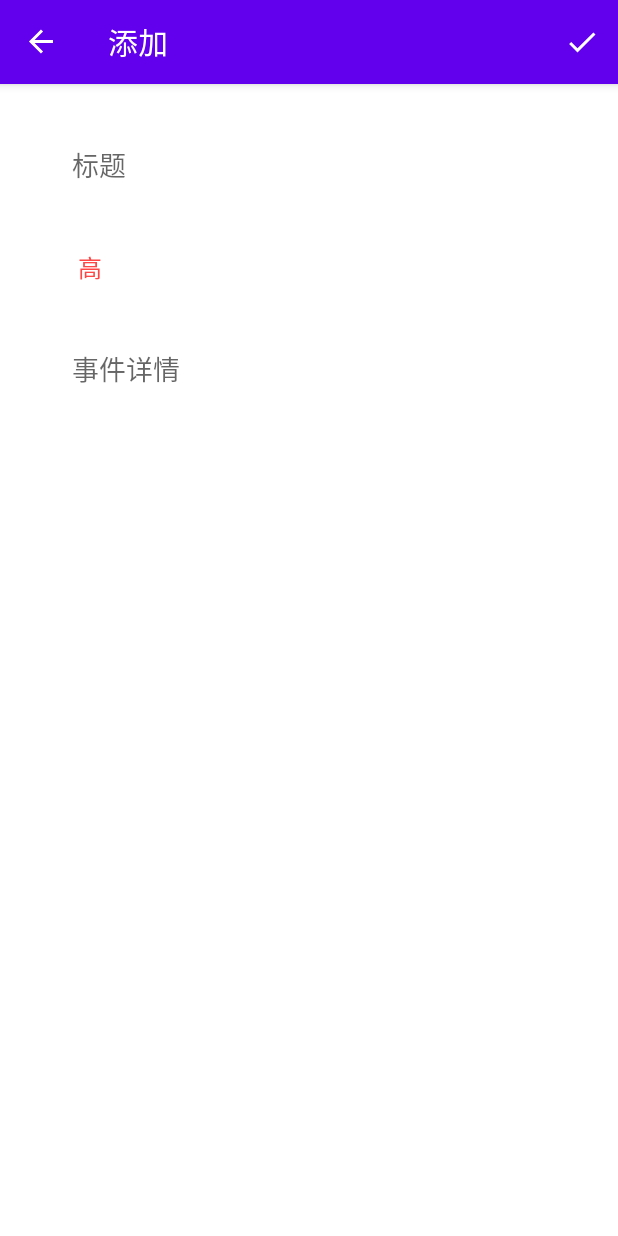
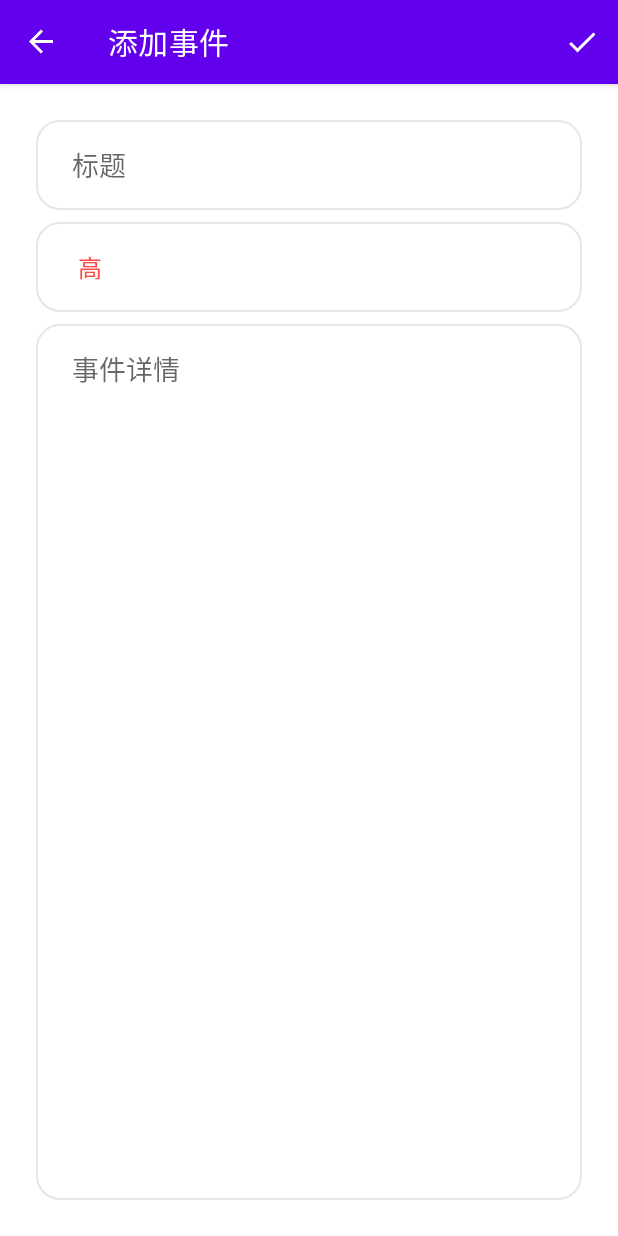
Before and after one commit to JiaWPeng/Android, an Android app: the AddFragment screen opened through its navigation route, on a phone screen of 412 x 824 dp. Run offline under Robolectric (Android 15) with nearby library versions, the phone set to English and light mode, and no system bars; our stand-ins replace Room's generated code, data binding, navigation-ui; libraries missing offline, so code that uses them is left out: jp.wasabeef.recyclerview; 4 statements that could not run were skipped.

Commit message:
适配暗黑模式

```diff
--- a/MyToDo/app/src/main/java/com/example/mytodo/fragments/list/ListFragment.kt
+++ b/MyToDo/app/src/main/java/com/example/mytodo/fragments/list/ListFragment.kt
@@ -6,9 +6,11 @@ import android.view.*
 import androidx.appcompat.widget.SearchView
 //import android.widget.SearchView
 import android.widget.Toast
+import androidx.appcompat.app.AppCompatDelegate
 import androidx.fragment.app.Fragment
 import androidx.fragment.app.viewModels
 import androidx.lifecycle.Observer
+import androidx.navigation.fragment.findNavController
 import androidx.recyclerview.widget.*
 import com.example.mytodo.R
 import com.example.mytodo.data.models.ToDoData
@@ -40,9 +42,13 @@ class ListFragment : Fragment(),SearchView.OnQueryTextListener {
         binding.lifecycleOwner = this
         binding.mShareViewModel = mShareViewModel
 
-        // 设置RecyclerView
+        // 设置布局
         setRecyclerView()
 
+
+        binding.button.setOnClickListener {
+            findNavController().navigate(R.id.action_listFragment_to_settingsFragment)
+        }
         // Observer LiveData 实时监测数据
         mToDoViewModel.getAllData.observe(viewLifecycleOwner, Observer {
             mShareViewModel.checkdataempty(it)
@@ -134,6 +140,7 @@ class ListFragment : Fragment(),SearchView.OnQueryTextListener {
     override fun onOptionsItemSelected(item: MenuItem): Boolean {
         when(item.itemId){
             R.id.menu_del_all -> delall()
+            R.id.menu_night -> mToDoViewModel.sortHigt.observe(this,{ AppCompatDelegate.MODE_NIGHT_YES})
             R.id.menu_sort_high -> mToDoViewModel.sortHigt.observe(this, Observer { adapter.setData(it) })
             R.id.menu_sort_low -> mToDoViewModel.sortLow.observe(this,Observer{ adapter.setData(it) })
         }
--- a/MyToDo/app/src/main/java/com/example/mytodo/fragments/update/UpdateFragment.kt
+++ b/MyToDo/app/src/main/java/com/example/mytodo/fragments/update/UpdateFragment.kt
@@ -20,7 +20,7 @@ import kotlinx.android.synthetic.main.fragment_update.view.*
 
 class UpdateFragment : Fragment() {
 
-    // 获取数据流
+    // 获取ListFragment点击itme的数据流
     private val args by navArgs<UpdateFragmentArgs>()
     //
     private val mShareViewModel: ShareViewModel by viewModels()
@@ -39,6 +39,7 @@ class UpdateFragment : Fragment() {
         // binding
         // val view = inflater.inflate(R.layout.fragment_update, container, false)
         _binding = FragmentUpdateBinding.inflate(inflater,container,false)
+        // 绑定修改界面的数据
         binding.args = args
         // 显示菜单
         setHasOptionsMenu(true)
--- a/MyToDo/app/src/main/res/drawable/item_background.xml
+++ b/MyToDo/app/src/main/res/drawable/item_background.xml
@@ -3,6 +3,6 @@
 
     <solid android:color="@color/white"/>
     <stroke android:width="1dp" android:color="@color/lightGray"/>
-    <corners android:radius="16dp"/>
+    <corners android:radius="15dp"/>
 
 </shape>
--- a/MyToDo/app/src/main/res/drawable/up_input.xml
+++ b/MyToDo/app/src/main/res/drawable/up_input.xml
@@ -6,7 +6,7 @@
         <shape android:shape="rectangle">
             <solid android:color="@color/white"/>
             <stroke android:width="1dp" android:color="@color/colorPrimary"/>
-            <corners android:radius="5dp"/>
+            <corners android:radius="15dp"/>
         </shape>
     </item>
 
@@ -15,7 +15,8 @@
         <shape android:shape="rectangle">
             <solid android:color="@color/white"/>
             <stroke android:width="1dp" android:color="@color/lightGray"/>
-            <corners android:radius="5dp"/>
+<!--            设置圆角-->
+            <corners android:radius="15dp"/>
         </shape>
     </item>
 </selector>
--- a/MyToDo/app/src/main/res/layout/fragment_add.xml
+++ b/MyToDo/app/src/main/res/layout/fragment_add.xml
@@ -1,7 +1,13 @@
 <?xml version="1.0" encoding="utf-8"?>
-<androidx.constraintlayout.widget.ConstraintLayout xmlns:android="http://schemas.android.com/apk/res/android"
+<layout xmlns:android="http://schemas.android.com/apk/res/android"
     xmlns:app="http://schemas.android.com/apk/res-auto"
-    xmlns:tools="http://schemas.android.com/tools"
+    xmlns:tools="http://schemas.android.com/tools">
+
+    <data>
+
+    </data>
+
+    <androidx.constraintlayout.widget.ConstraintLayout
         android:layout_width="match_parent"
         android:layout_height="match_parent"
         android:padding="24dp"
@@ -15,7 +21,7 @@
             android:paddingStart="24dp"
             android:paddingEnd="24dp"
             android:hint="@string/title"
-        android:background="@android:color/transparent"
+            android:background="@drawable/up_input"
             android:inputType="textPersonName"
 
             app:layout_constraintEnd_toEndOf="parent"
@@ -32,7 +38,7 @@
             android:layout_marginTop="8dp"
             android:paddingStart="20dp"
             android:paddingEnd="20dp"
-        android:background="@android:color/transparent"
+            android:background="@drawable/up_input"
             android:entries="@array/priorities"
             app:layout_constraintEnd_toEndOf="parent"
             app:layout_constraintHorizontal_bias="0.5"
@@ -47,7 +53,7 @@
             android:layout_marginTop="8dp"
             android:gravity="start|top"
             android:inputType="textMultiLine"
-        android:background="@android:color/transparent"
+            android:background="@drawable/up_input"
             android:hint="@string/description"
             android:paddingStart="24dp"
             android:paddingEnd="24dp"
@@ -61,5 +67,5 @@
             app:layout_constraintTop_toBottomOf="@+id/priorities_spinner" />
 
 
-
     </androidx.constraintlayout.widget.ConstraintLayout>
+</layout>
--- a/MyToDo/app/src/main/res/menu/list_menu.xml
+++ b/MyToDo/app/src/main/res/menu/list_menu.xml
@@ -28,5 +28,11 @@
         android:id="@+id/menu_del_all"
         android:title="@string/menu_del"
         app:showAsAction="never"/>
+    <item
+        android:id="@+id/menu_night"
+        android:title="夜间模式"
+        android:icon="@drawable/ic_baseline_nights_stay_24"
+        app:iconTint="@color/white"
+        app:showAsAction="ifRoom"/>
 
 </menu>
--- a/MyToDo/app/src/main/res/navigation/my_nav.xml
+++ b/MyToDo/app/src/main/res/navigation/my_nav.xml
@@ -9,7 +9,7 @@
     <fragment
         android:id="@+id/listFragment"
         android:name="com.example.mytodo.fragments.list.ListFragment"
-        android:label="事务列表"
+        android:label="事件列表"
         tools:layout="@layout/fragment_list" >
         <action
             android:id="@+id/action_listFragment_to_addFragment"
@@ -25,11 +25,25 @@
             app:exitAnim="@anim/to_right"
             app:popEnterAnim="@anim/from_right"
             app:popExitAnim="@anim/to_left" />
+        <action
+            android:id="@+id/action_listFragment_to_blankFragment"
+            app:destination="@id/blankFragment"
+            app:enterAnim="@anim/from_bomm"
+            app:exitAnim="@anim/to_top"
+            app:popEnterAnim="@anim/from_top"
+            app:popExitAnim="@anim/to_bomm" />
+        <action
+            android:id="@+id/action_listFragment_to_settingsFragment"
+            app:destination="@id/settingsFragment"
+            app:enterAnim="@anim/from_bomm"
+            app:exitAnim="@anim/to_top"
+            app:popEnterAnim="@anim/from_top"
+            app:popExitAnim="@anim/to_bomm" />
     </fragment>
     <fragment
         android:id="@+id/addFragment"
         android:name="com.example.mytodo.fragments.add.AddFragment"
-        android:label="添加"
+        android:label="添加事件"
         tools:layout="@layout/fragment_add" >
         <action
             android:id="@+id/action_addFragment_to_listFragment"
@@ -40,16 +54,33 @@
     <fragment
         android:id="@+id/updateFragment"
         android:name="com.example.mytodo.fragments.update.UpdateFragment"
-        android:label="修改"
+        android:label="修改事件"
         tools:layout="@layout/fragment_update" >
         <action
             android:id="@+id/action_updateFragment_to_listFragment2"
             app:destination="@id/listFragment"
             app:enterAnim="@anim/from_right"
             app:exitAnim="@anim/to_left" />
-        <!--  Fragment之间传数据      -->
+        <!--  Fragment之间通过ToDoData.currentitem传数据      -->
         <argument
             android:name="currentitem"
             app:argType="com.example.mytodo.data.models.ToDoData" />
     </fragment>
+    <fragment
+        android:id="@+id/blankFragment"
+        android:name="com.example.mytodo.BlankFragment"
+        android:label="设置"
+        tools:layout="@layout/fragment_blank" >
+        <action
+            android:id="@+id/action_blankFragment_to_listFragment2"
+            app:destination="@id/listFragment" />
+    </fragment>
+    <fragment
+        android:id="@+id/settingsFragment"
+        android:name="com.example.mytodo.SettingsFragment"
+        android:label="SettingsFragment" >
+        <action
+            android:id="@+id/action_settingsFragment_to_listFragment"
+            app:destination="@id/listFragment" />
+    </fragment>
 </navigation>
--- a/MyToDo/app/src/main/res/values-night/themes.xml
+++ b/MyToDo/app/src/main/res/values-night/themes.xml
@@ -10,7 +10,9 @@
         <item name="colorSecondaryVariant">@color/teal_200</item>
         <item name="colorOnSecondary">@color/black</item>
         <!-- Status bar color. -->
-        <item name="android:statusBarColor" tools:targetApi="l">?attr/colorPrimaryVariant</item>
+        <item name="android:statusBarColor" tools:targetApi="l">@color/black</item>
         <!-- Customize your theme here. -->
+
+        <item name="android:forceDarkAllowed" tools:targetApi="q">true</item>
     </style>
 </resources>
```
Also changed, not shown: MyToDo/app/build.gradle (+14 -2 lines), MyToDo/app/src/main/java/com/example/mytodo/fragments/BindingAdapters.kt (+11 -0 lines), MyToDo/app/src/main/res/layout/fragment_list.xml (+15 -0 lines), MyToDo/app/src/main/res/values/strings.xml (+15 -1 lines). Lines whose indentation alone changed are shown as unchanged.
